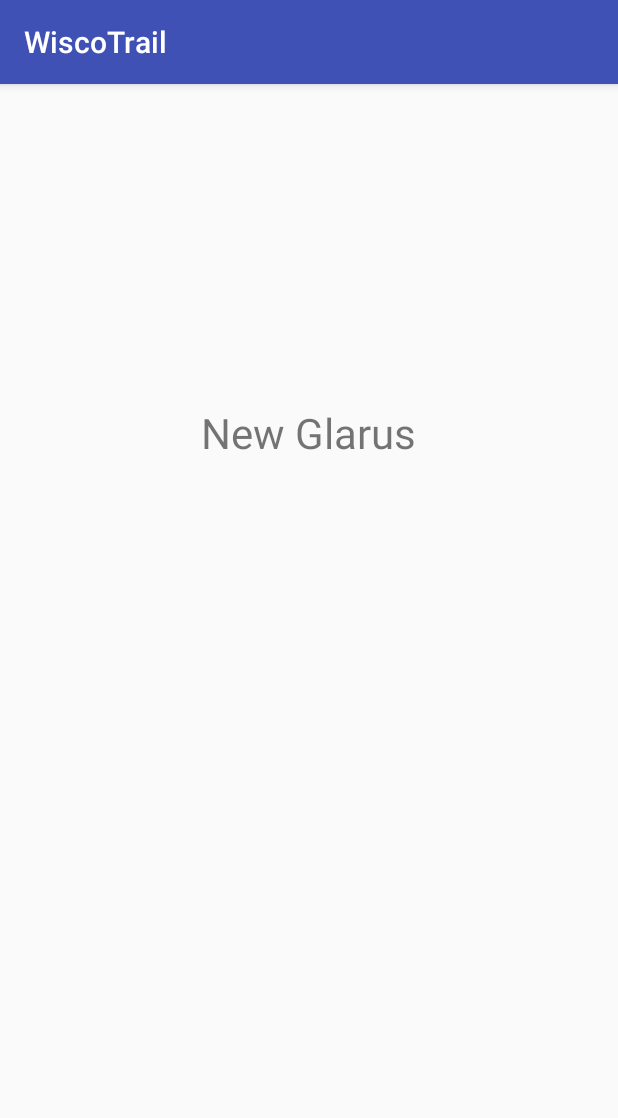
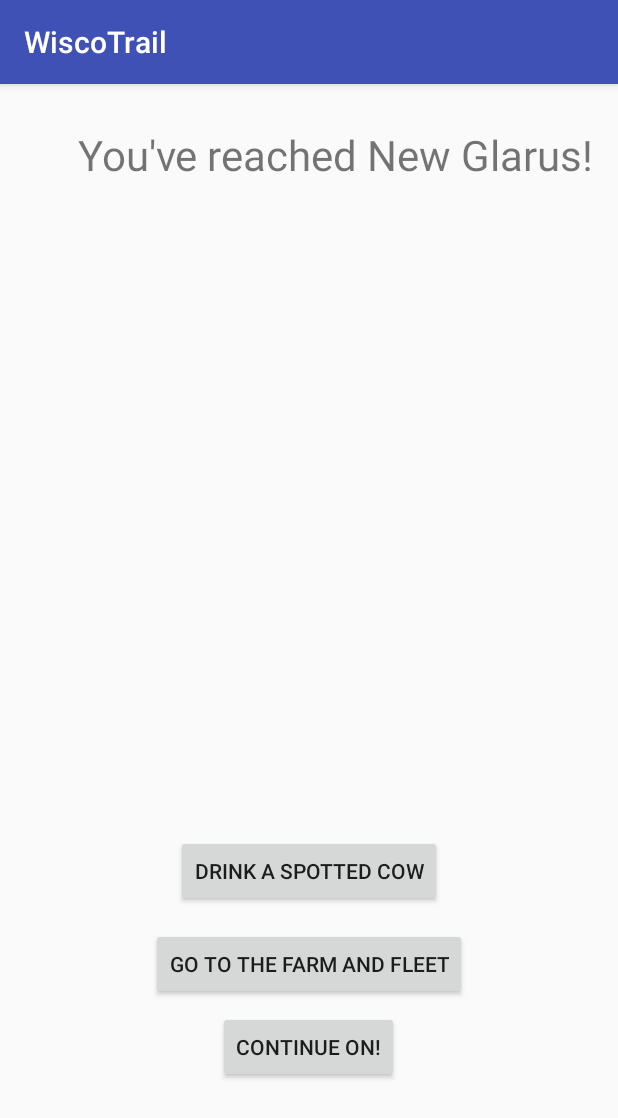
Before and after one commit to jjhaefner/WiscoTrail, an Android app: the NewGlarus screen opened directly, with no data from a screen before it, on a phone screen of 412 x 824 dp. Shown: the top 1118 px of the screen. Run offline under Robolectric (Android 15) with nearby library versions, the phone set to English and light mode, and no system bars.

Commit message:
All cities now have buttons to go shopping or to continue on

```diff
--- a/app/src/main/res/layout/activity_new_glarus.xml
+++ b/app/src/main/res/layout/activity_new_glarus.xml
@@ -10,13 +10,43 @@
     android:paddingTop="@dimen/activity_vertical_margin"
     tools:context="edu.wisc.ece.wiscotrail.NewGlarus">
 
-    <TextView
-        android:text="New Glarus"
+    <Button
+        android:text="Go to the Farm and Fleet"
         android:layout_width="wrap_content"
         android:layout_height="wrap_content"
+        android:layout_alignParentBottom="true"
+        android:layout_centerHorizontal="true"
+        android:layout_marginBottom="141dp"
+        android:id="@+id/button27"
+        android:onClick="goFarmNFleet" />
+
+    <Button
+        android:text="Continue On!"
+        android:layout_width="wrap_content"
+        android:layout_height="wrap_content"
+        android:layout_marginTop="55dp"
+        android:id="@+id/button28"
+        android:onClick="backToDash"
+        android:layout_alignTop="@+id/button27"
+        android:layout_centerHorizontal="true" />
+
+    <TextView
+        android:text="You've reached New Glarus!"
+        android:layout_width="wrap_content"
+        android:layout_height="wrap_content"
+        android:layout_marginTop="12dp"
+        android:id="@+id/textView15"
+        android:textSize="28sp"
         android:layout_alignParentTop="true"
+        android:layout_alignParentRight="true"
+        android:layout_alignParentEnd="true" />
+
+    <Button
+        android:text="Drink a spotted cow"
+        android:layout_width="wrap_content"
+        android:layout_height="wrap_content"
+        android:layout_above="@+id/button27"
         android:layout_centerHorizontal="true"
-        android:layout_marginTop="197dp"
-        android:id="@+id/textView15"
-        android:textSize="28sp" />
+        android:layout_marginBottom="14dp"
+        android:id="@+id/button29" />
 </RelativeLayout>
```
Also changed, not shown: app/src/main/java/edu/wisc/ece/wiscotrail/EauClaire.java (+8 -4 lines), app/src/main/java/edu/wisc/ece/wiscotrail/Madison.java (+8 -4 lines), app/src/main/java/edu/wisc/ece/wiscotrail/Milwaukee.java (+8 -4 lines), app/src/main/java/edu/wisc/ece/wiscotrail/Minneapolis.java (+8 -4 lines), app/src/main/java/edu/wisc/ece/wiscotrail/NewGlarus.java (+8 -4 lines), app/src/main/java/edu/wisc/ece/wiscotrail/Sheboygan.java (+9 -4 lines), app/src/main/res/layout/activity_eau_claire.xml (+25 -6 lines), app/src/main/res/layout/activity_green_bay.xml (+25 -6 lines), app/src/main/res/layout/activity_madison.xml (+25 -6 lines), app/src/main/res/layout/activity_milwaukee.xml (+25 -6 lines), app/src/main/res/layout/activity_minneapolis.xml (+25 -4 lines), app/src/main/res/layout/activity_sheboygan.xml (+28 -0 lines).
